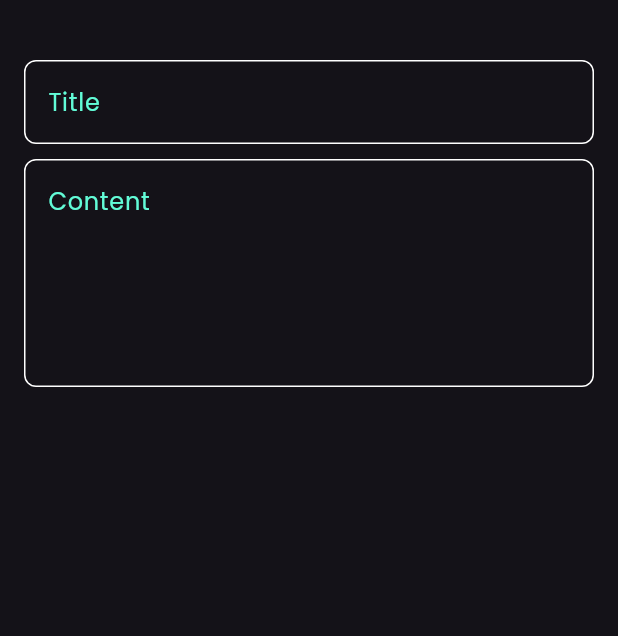
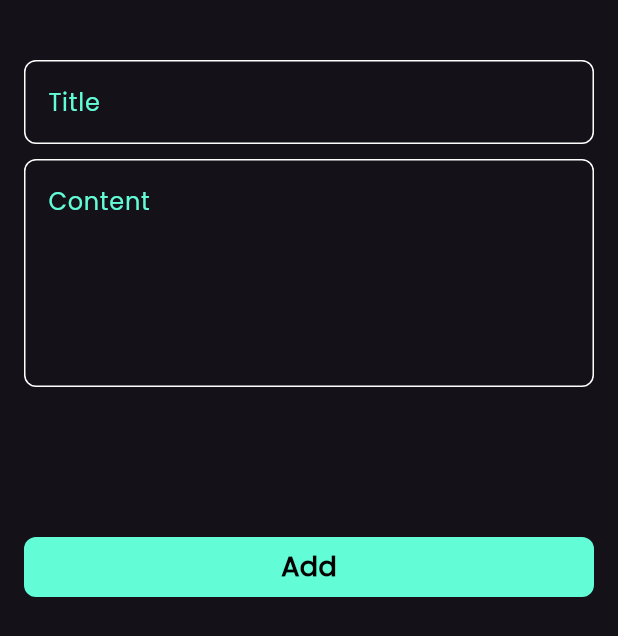
Before and after one commit to Youssef-Mustafa/notes_app, a Flutter app: the AddNoteSheet widget shown alone on an empty page, opened directly, on a phone screen of 412 x 824 dp. Shown: the top 636 px of the screen. Run offline on Flutter 3.47's test engine with Material 3 defaults, Android fonts, the phone set to English and light mode, and no system bars; our stand-ins replace font_awesome_flutter.

Commit message:
add button to sheet and finish sheet

```diff
--- /dev/null
+++ b/lib/views/widgets/add_note_button.dart
@@ -0,0 +1,26 @@
+import 'package:flutter/material.dart';
+import 'package:notes_app/constant.dart';
+
+class AddNoteButton extends StatelessWidget {
+  const AddNoteButton({super.key});
+
+  @override
+  Widget build(BuildContext context) {
+    return Container(
+      width: MediaQuery.of(context).size.width,
+      height: 40,
+      decoration: BoxDecoration(
+          color: kPrimaryColor, borderRadius: BorderRadius.circular(8)),
+      child: const Center(
+        child: Text(
+          "Add",
+          style: TextStyle(
+            color: Colors.black,
+            fontWeight: FontWeight.bold,
+            fontSize: 18,
+          ),
+        ),
+      ),
+    );
+  }
+}
--- a/lib/views/widgets/add_note_sheet.dart
+++ b/lib/views/widgets/add_note_sheet.dart
@@ -1,4 +1,5 @@
 import 'package:flutter/material.dart';
+import 'package:notes_app/views/widgets/add_note_button.dart';
 import 'package:notes_app/views/widgets/custom_text_field.dart';
 
 class AddNoteSheet extends StatelessWidget {
@@ -8,6 +9,7 @@ class AddNoteSheet extends StatelessWidget {
   Widget build(BuildContext context) {
     return const Padding(
       padding: EdgeInsets.symmetric(horizontal: 16),
+      child: SingleChildScrollView(
         child: Column(
           children: [
             SizedBox(
@@ -23,7 +25,15 @@ class AddNoteSheet extends StatelessWidget {
               maxLines: 5,
               hintText: 'Content',
             ),
+            SizedBox(
+              height: 100,
+            ),
+            AddNoteButton(),
+            SizedBox(
+              height: 20,
+            ),
           ],
+        ),
       ),
     );
   }
--- a/lib/views/widgets/custom_text_field.dart
+++ b/lib/views/widgets/custom_text_field.dart
@@ -10,7 +10,12 @@ class CustomTextField extends StatelessWidget {
     return TextField(
       cursorColor: kPrimaryColor,
       maxLines: maxLines,
-      decoration: InputDecoration(
+      decoration: customInputDecoration(),
+    );
+  }
+
+  InputDecoration customInputDecoration() {
+    return InputDecoration(
       hintText: hintText,
       hintStyle: const TextStyle(
         color: kPrimaryColor,
@@ -19,7 +24,6 @@ class CustomTextField extends StatelessWidget {
       focusedBorder: buildBorder(kPrimaryColor),
       border: OutlineInputBorder(
         borderRadius: BorderRadius.circular(8),
-        ),
       ),
     );
   }
```
Lines whose indentation alone changed are shown as unchanged.
